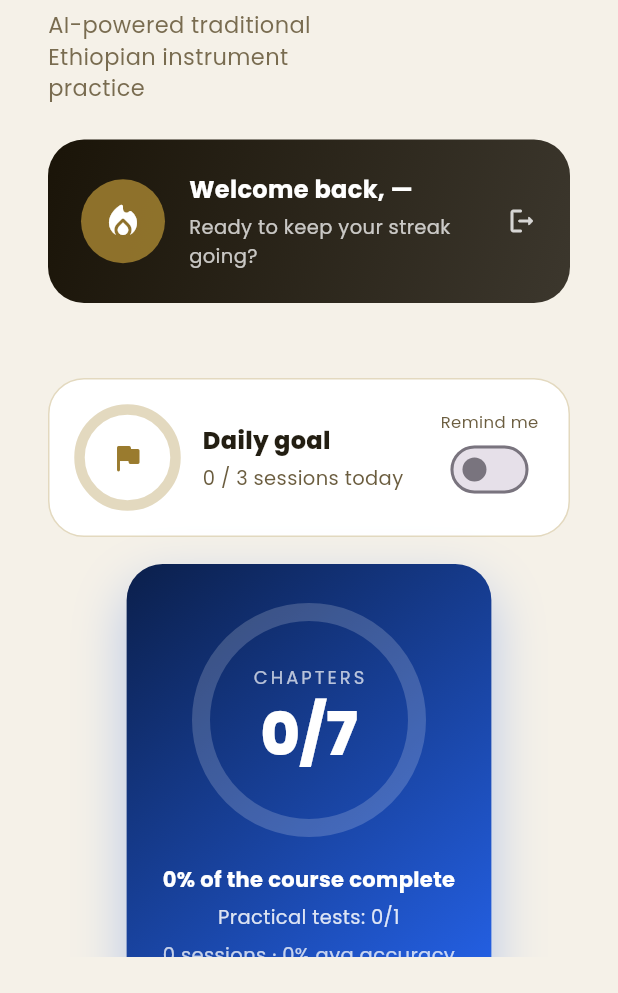
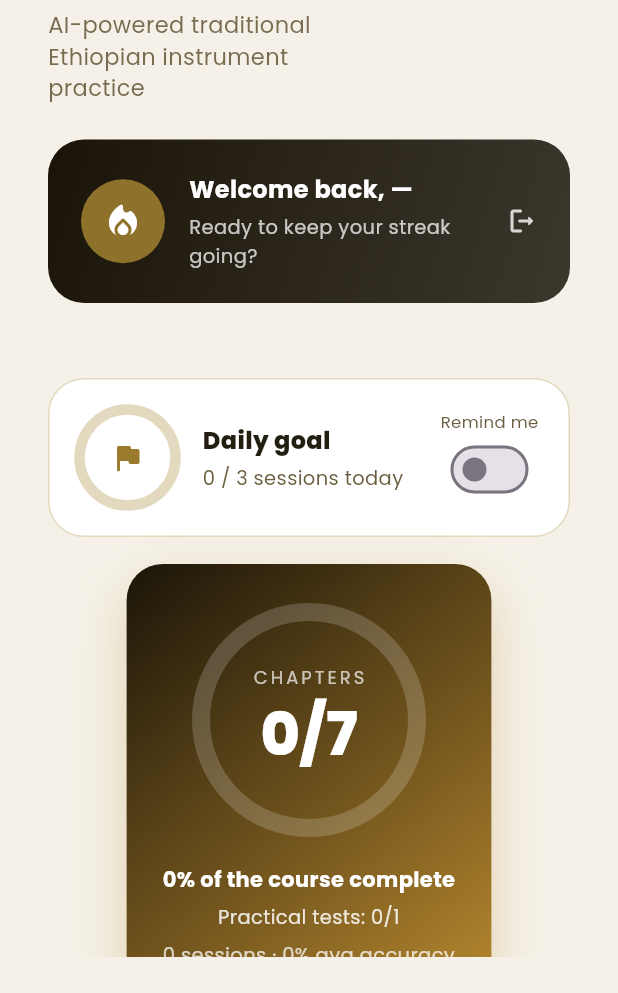
Before and after one commit to jome11/Virtual-begena-Frontend-, a Flutter app: the DashboardScreen screen opened by its route, after a tap on "EN", on a phone screen of 412 x 824 dp, the part 243-1236 px from its top. Run offline on Flutter 3.47's test engine with Material 3 defaults, Android fonts, the phone set to English and light mode, and no system bars; our stand-ins replace go_router, google_fonts, pdf, shared_preferences, visibility_detector, web; missing offline and left inert: dart:js_interop, dart:ui_web; accounts and stored records are empty; network calls fail; statements that could not run were skipped.

Commit message:
final fix

```diff
--- a/lib/core/constants/app_strings.dart
+++ b/lib/core/constants/app_strings.dart
@@ -176,7 +176,7 @@ class AppStrings {
       'lp_chip_1': 'ቀጥታ የእጅ ክትትል',
       'lp_chip_2': 'AI የበገና መምህር',
       'lp_chip_3': 'የኢትዮጵያ ቅርስ',
-      'stat_strings': 'ክሮች',
+      'stat_strings': 'አውታሮች',
       'stat_qenet': 'ቅኝቶች',
       'stat_modes': 'የልምምድ ዓይነቶች',
       'try_free': 'በነጻ ይሞክሩ',
--- a/lib/features/dashboard/dashboard_screen.dart
+++ b/lib/features/dashboard/dashboard_screen.dart
@@ -24,16 +24,16 @@ class DashboardScreen extends StatelessWidget {
         return ValueListenableBuilder<Language>(
           valueListenable: languageNotifier,
           builder: (context, lang, child) {
-            final items = [
-              (AppStrings.get('mode_exercise'), AppStrings.get('mode_exercise_sub'), Icons.bolt_rounded, AppColors.modeExercise, '/exercise'),
-              (AppStrings.get('mode_free_play'), AppStrings.get('mode_free_play_sub'), Icons.music_note_rounded, AppColors.modeFreePlay, '/free-play'),
-              (AppStrings.get('mode_tuning'), AppStrings.get('mode_tuning_sub'), Icons.tune_rounded, AppColors.modeTuning, '/tuning'),
-              (AppStrings.get('mode_mezmur_tenat'), AppStrings.get('mode_mezmur_tenat_sub'), Icons.library_music_rounded, AppColors.modeMezmurTenat, '/mezmur-tenat'),
-              (AppStrings.get('mode_progress'), AppStrings.get('mode_progress_sub'), Icons.bar_chart_rounded, AppColors.modeProgress, '/progress'),
-              (AppStrings.get('mode_training_plan'), AppStrings.get('mode_training_plan_sub'), Icons.psychology_alt_rounded, AppColors.modeTrainingPlan, '/training-plan'),
-              ('Leaderboard', 'See how you rank', Icons.leaderboard_rounded, AppColors.modeFreePlay, '/leaderboard'),
-              ('Course', 'Chapters, quizzes and assignments', Icons.menu_book_rounded, AppColors.modeProgress, '/course'),
-              ('7-day plan', 'Your daily tasks', Icons.event_available_rounded, AppColors.modeTrainingPlan, '/daily-plan'),
+            final items = <(String, String, IconData, Color, String, String)>[
+              (AppStrings.get('mode_exercise'), AppStrings.get('mode_exercise_sub'), Icons.bolt_rounded, AppColors.modeExercise, '/exercise', 'assets/modes/exercise.jpg'),
+              (AppStrings.get('mode_free_play'), AppStrings.get('mode_free_play_sub'), Icons.music_note_rounded, AppColors.modeFreePlay, '/free-play', 'assets/modes/free_play.jpg'),
+              (AppStrings.get('mode_tuning'), AppStrings.get('mode_tuning_sub'), Icons.tune_rounded, AppColors.modeTuning, '/tuning', 'assets/modes/tuning.jpg'),
+              (AppStrings.get('mode_mezmur_tenat'), AppStrings.get('mode_mezmur_tenat_sub'), Icons.library_music_rounded, AppColors.modeMezmurTenat, '/mezmur-tenat', 'assets/modes/mezmur.jpg'),
+              (AppStrings.get('mode_progress'), AppStrings.get('mode_progress_sub'), Icons.bar_chart_rounded, AppColors.modeProgress, '/progress', 'assets/modes/progress.jpg'),
+              (AppStrings.get('mode_training_plan'), AppStrings.get('mode_training_plan_sub'), Icons.psychology_alt_rounded, AppColors.modeTrainingPlan, '/training-plan', 'assets/modes/training_plan.jpg'),
+              ('Leaderboard', 'See how you rank', Icons.leaderboard_rounded, AppColors.modeFreePlay, '/leaderboard', 'assets/modes/leaderboard.jpg'),
+              ('Course', 'Chapters, quizzes and assignments', Icons.menu_book_rounded, AppColors.modeProgress, '/course', 'assets/modes/course.jpg'),
+              ('7-day plan', 'Your daily tasks', Icons.event_available_rounded, AppColors.modeTrainingPlan, '/daily-plan', 'assets/modes/daily_plan.jpg'),
             ];
 
             return Scaffold(
@@ -126,6 +126,7 @@ class DashboardScreen extends StatelessWidget {
                                           icon: i.$3,
                                           color: i.$4,
                                           onTap: () => context.go(i.$5),
+                                          image: i.$6,
                                         ),
                                       ))
                                   .toList(),
--- a/lib/features/dashboard/widgets/feature_card.dart
+++ b/lib/features/dashboard/widgets/feature_card.dart
@@ -7,6 +7,7 @@ class FeatureCard extends StatefulWidget {
   final IconData icon;
   final Color color;
   final VoidCallback onTap;
+  final String? image; // asset path, e.g. assets/modes/exercise.jpg
 
   const FeatureCard({
     super.key,
@@ -15,6 +16,7 @@ class FeatureCard extends StatefulWidget {
     required this.icon,
     required this.color,
     required this.onTap,
+    this.image,
   });
 
   @override
@@ -26,6 +28,12 @@ class _FeatureCardState extends State<FeatureCard> {
 
   @override
   Widget build(BuildContext context) {
+    final hasImage = widget.image != null;
+    final c = context.colors;
+    final titleColor = hasImage ? Colors.white : c.textPrimary;
+    final subColor =
+        hasImage ? Colors.white70 : c.textSecondary.withValues(alpha: 0.85);
+
     return MouseRegion(
       onEnter: (_) => setState(() => _hovering = true),
       onExit: (_) => setState(() => _hovering = false),
@@ -35,23 +43,54 @@ class _FeatureCardState extends State<FeatureCard> {
         child: AnimatedContainer(
           duration: const Duration(milliseconds: 180),
           curve: Curves.easeOut,
-          transform: _hovering ? (Matrix4.identity()..translateByDouble(0.0, -4.0, 0.0, 1.0)) : Matrix4.identity(),
-          padding: const EdgeInsets.all(20),
+          clipBehavior: Clip.antiAlias,
+          transform: _hovering
+              ? (Matrix4.identity()..translateByDouble(0.0, -4.0, 0.0, 1.0))
+              : Matrix4.identity(),
           decoration: BoxDecoration(
-            color: context.colors.surface,
+            color: hasImage ? const Color(0xFF1A1408) : c.surface,
             borderRadius: BorderRadius.circular(22),
             border: Border.all(
-              color: _hovering ? context.colors.accent.withValues(alpha: 0.4) : Colors.transparent,
+              color: _hovering ? c.accent.withValues(alpha: 0.5) : Colors.transparent,
               width: 1.5,
             ),
             boxShadow: [
               BoxShadow(
-                color: Colors.black.withValues(alpha: _hovering ? 0.12 : 0.06),
+                color: Colors.black.withValues(alpha: _hovering ? 0.22 : 0.08),
                 blurRadius: _hovering ? 22 : 12,
                 offset: const Offset(0, 6),
               ),
             ],
           ),
+          child: Stack(
+            fit: StackFit.expand,
+            children: [
+              if (hasImage) ...[
+                AnimatedScale(
+                  scale: _hovering ? 1.06 : 1.0,
+                  duration: const Duration(milliseconds: 400),
+                  curve: Curves.easeOut,
+                  child: Image.asset(
+                    widget.image!,
+                    fit: BoxFit.cover,
+                    errorBuilder: (_, __, ___) => const SizedBox.shrink(),
+                  ),
+                ),
+                DecoratedBox(
+                  decoration: BoxDecoration(
+                    gradient: LinearGradient(
+                      begin: Alignment.topCenter,
+                      end: Alignment.bottomCenter,
+                      colors: [
+                        Colors.black.withValues(alpha: 0.15),
+                        Colors.black.withValues(alpha: 0.78),
+                      ],
+                    ),
+                  ),
+                ),
+              ],
+              Padding(
+                padding: const EdgeInsets.all(20),
                 child: Column(
                   crossAxisAlignment: CrossAxisAlignment.start,
                   children: [
@@ -59,16 +98,22 @@ class _FeatureCardState extends State<FeatureCard> {
                       width: 52,
                       height: 52,
                       decoration: BoxDecoration(
-                  color: widget.color.withValues(alpha: 0.14),
+                        color: hasImage
+                            ? Colors.white.withValues(alpha: 0.2)
+                            : widget.color.withValues(alpha: 0.14),
                         borderRadius: BorderRadius.circular(16),
                       ),
-                child: Icon(widget.icon, color: widget.color, size: 26),
+                      child: Icon(
+                        widget.icon,
+                        color: hasImage ? Colors.white : widget.color,
+                        size: 26,
+                      ),
                     ),
                     const Spacer(),
                     Text(
                       widget.label,
                       style: TextStyle(
-                  color: context.colors.textPrimary,
+                        color: titleColor,
                         fontSize: 17,
                         fontWeight: FontWeight.w700,
                       ),
@@ -76,9 +121,9 @@ class _FeatureCardState extends State<FeatureCard> {
                     const SizedBox(height: 4),
                     Text(
                       widget.subtitle,
-                style: TextStyle(
-                  color: context.colors.textSecondary.withValues(alpha: 0.85),
-                  fontSize: 12.5,
+                      style: TextStyle(color: subColor, fontSize: 12.5),
+                    ),
+                  ],
                 ),
               ),
             ],
--- a/lib/features/dashboard/widgets/insights_panel.dart
+++ b/lib/features/dashboard/widgets/insights_panel.dart
@@ -125,14 +125,14 @@ class _CourseCard extends StatelessWidget {
         padding: const EdgeInsets.all(24),
         decoration: BoxDecoration(
           gradient: const LinearGradient(
-            colors: [Color(0xFF0B1F4B), Color(0xFF2563EB)],
+            colors: [Color(0xFF1A1408), Color(0xFFB8892F)],
             begin: Alignment.topLeft,
             end: Alignment.bottomRight,
           ),
           borderRadius: BorderRadius.circular(24),
           boxShadow: [
             BoxShadow(
-              color: const Color(0xFF2563EB).withValues(alpha: 0.3),
+              color: const Color(0xFFB8892F).withValues(alpha: 0.3),
               blurRadius: 30,
               offset: const Offset(0, 14),
             ),
--- a/lib/features/home/widgets/stats_strip.dart
+++ b/lib/features/home/widgets/stats_strip.dart
@@ -39,7 +39,7 @@ class StatsStrip extends StatelessWidget {
             ? TextStyle(
                 fontFamily: 'BelaBereka',
                 color: brand.ink,
-                fontSize: narrow ? 26 : 36,
+                fontSize: narrow ? 34 : 46,
                 fontWeight: FontWeight.w800,
                 height: 1.2,
               )
@@ -73,7 +73,7 @@ class StatsStrip extends StatelessWidget {
                     style: TextStyle(
                       fontFamily: am ? 'BelaBereka' : null,
                       color: brand.ink.withValues(alpha: 0.75),
-                      fontSize: narrow ? 14 : 16.5,
+                      fontSize: am ? (narrow ? 18 : 22) : (narrow ? 14 : 16.5),
                     ),
                   ),
                   const SizedBox(height: 48),
@@ -161,7 +161,7 @@ class _StatCard extends StatelessWidget {
             style: TextStyle(
               fontFamily: am ? 'BelaBereka' : null,
               color: brand.inkMuted,
-              fontSize: 14.5,
+              fontSize: am ? 23 : 20,
               fontWeight: FontWeight.w600,
             ),
           ),
@@ -201,7 +201,7 @@ class _CountUpState extends State<_CountUp> {
         builder: (context, v, _) => Text(
           v.round().toString(),
           style: GoogleFonts.poppins(
-            fontSize: 38,
+            fontSize: 64,
             fontWeight: FontWeight.w800,
             color: brand.ink,
           ),
--- a/lib/features/how_to/how_to_screen.dart
+++ b/lib/features/how_to/how_to_screen.dart
@@ -321,7 +321,7 @@ class _TipsCard extends StatelessWidget {
                 crossAxisAlignment: CrossAxisAlignment.start,
                 children: [
                   const Icon(Icons.lightbulb_outline_rounded,
-                      color: Color(0xFF93C5FD), size: 20),
+                      color: Color(0xFFE0B84F), size: 20),
                   const SizedBox(width: 10),
                   Expanded(
                     child: Text(AppStrings.get(key),
--- a/lib/features/landing/landing_screen.dart
+++ b/lib/features/landing/landing_screen.dart
@@ -303,7 +303,7 @@ class _EnterButtonState extends State<_EnterButton> {
             padding: const EdgeInsets.symmetric(horizontal: 50, vertical: 18),
             decoration: BoxDecoration(
               gradient: const LinearGradient(
-                colors: [Color(0xFF1D4ED8), Color(0xFF3B82F6)],
+                colors: [Color(0xFF1D4ED8), Color(0xFFC9A24B)],
               ),
               borderRadius: BorderRadius.circular(40),
               boxShadow: [
--- a/pubspec.yaml
+++ b/pubspec.yaml
@@ -68,6 +68,7 @@ flutter:
   # To add assets to your application, add an assets section, like this:
   assets:
     - assets/images/
+    - assets/modes/
     - assets/begena/
     - assets/kende/
     - assets/Strings/
```
Also changed, not shown: assets/modes/course.jpg (added), assets/modes/daily_plan.jpg (added), assets/modes/exercise_mode.jpg (added), assets/modes/free_play.jpg (added), assets/modes/leaderboard.jpg (added), assets/modes/mezmur.jpg (added), assets/modes/progress.jpg (added), assets/modes/training_plan.jpg (added), assets/modes/tuning.jpg (added), 1 other file. Lines whose indentation alone changed are shown as unchanged.
